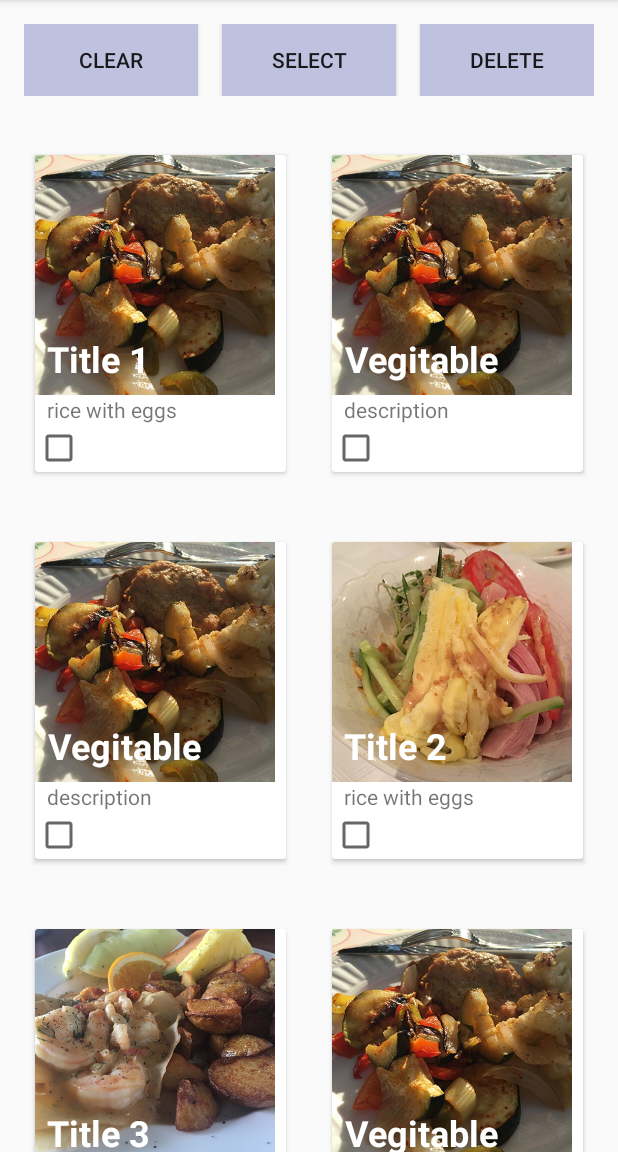
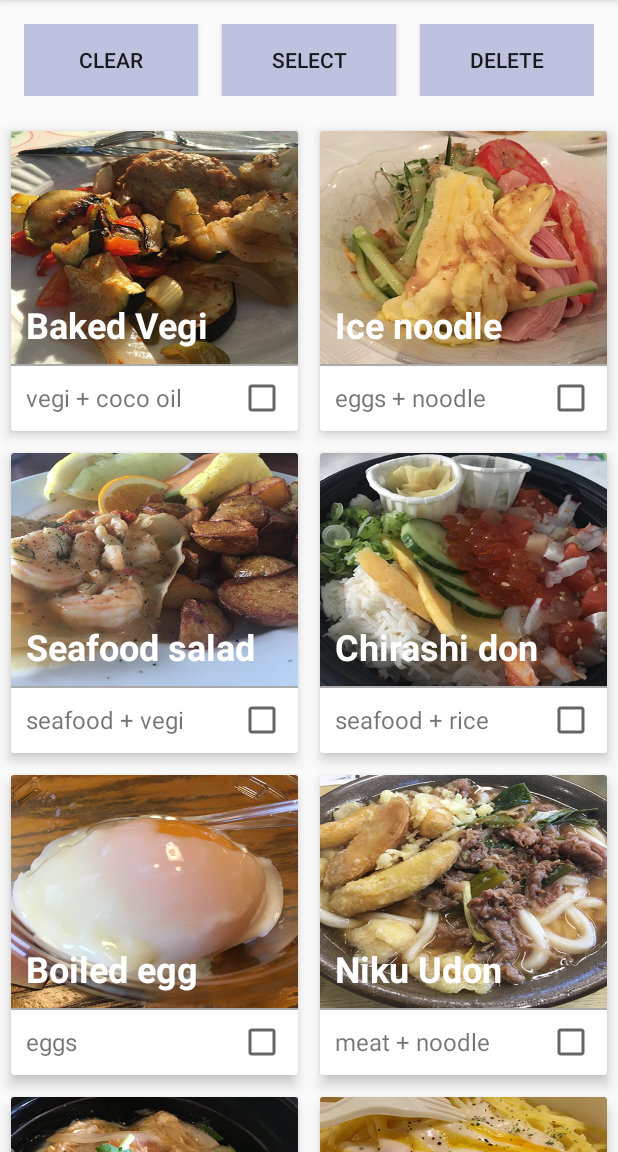
Before and after one commit to saeko0032/ReceipeApplication, an Android app: the screen it shows after launch (RecipeActivity), on a phone screen of 412 x 824 dp, the part 84-1236 px from its top. Run offline under Robolectric (Android 15) with nearby library versions, the phone set to English and light mode, and no system bars.

Commit message:
changed card design

```diff
--- a/app/src/main/java/com/example/saeko/receipeapplication/Recipe.java
+++ b/app/src/main/java/com/example/saeko/receipeapplication/Recipe.java
@@ -1,10 +1,12 @@
 package com.example.saeko.receipeapplication;
+
+import java.io.Serializable;
 
 /**
  * Created by fukuisaeko on 2017-07-24.
  */
 
-public class Recipe {
+public class Recipe implements Serializable {
     private String title;
     private String description;
     private int imgId;
--- a/app/src/main/java/com/example/saeko/receipeapplication/RecipeActivity.java
+++ b/app/src/main/java/com/example/saeko/receipeapplication/RecipeActivity.java
@@ -3,6 +3,7 @@ package com.example.saeko.receipeapplication;
 import android.content.res.Configuration;
 import android.support.v7.app.AppCompatActivity;
 import android.os.Bundle;
+import android.support.v7.widget.GridLayoutManager;
 import android.support.v7.widget.LinearLayoutManager;
 import android.support.v7.widget.RecyclerView;
 import android.view.View;
@@ -33,7 +34,6 @@ public class RecipeActivity extends AppCompatActivity {
         selectBtn = (Button) findViewById(R.id.recipe_select);
         deleteBtn = (Button) findViewById(R.id.recipe_delete);
 
-        // change checkbox's status
         clearBtn.setOnClickListener(new View.OnClickListener(){
             @Override
             public void onClick(View view) {
@@ -74,10 +74,10 @@ public class RecipeActivity extends AppCompatActivity {
                 setFadeAnimation(view);
             }
         });
-
-        LinearLayoutManager linearMng = new LinearLayoutManager(this);
-        recyclerView.setLayoutManager(linearMng);
-        adapter = new RecipeAdapter(recipeList);
+        GridLayoutManager recycleLayoutManager = new GridLayoutManager(this, 2, GridLayoutManager.VERTICAL, false);
+      //  LinearLayoutManager linearMng = new LinearLayoutManager(this);
+        recyclerView.setLayoutManager(recycleLayoutManager);
+        adapter = new RecipeAdapter(recipeList, this.getApplicationContext());
         recyclerView.setAdapter(adapter);
 
     }
@@ -101,25 +101,39 @@ public class RecipeActivity extends AppCompatActivity {
     }
 
     public void prepareRecipeData() {
-        Recipe recipe = new Recipe("Title 1", "rice with eggs",R.drawable.recipe1);
+        Recipe recipe = new Recipe("Baked Vegi", "vegi + coco oil",R.drawable.recipe1);
         recipeList.add(recipe);
-        recipe = new Recipe("Title 2", "rice with eggs",R.drawable.recipe2);
+        recipe = new Recipe("Ice noodle", "eggs + noodle",R.drawable.recipe2);
         recipeList.add(recipe);
-        recipe = new Recipe("Title 3", "rice with eggs",R.drawable.recipe3);
+        recipe = new Recipe("Seafood salad", "seafood + vegi",R.drawable.recipe3);
         recipeList.add(recipe);
-        recipe = new Recipe("Title 4", "rice with eggs",R.drawable.recipe4);
+        recipe = new Recipe("Chirashi don", "seafood + rice",R.drawable.recipe4);
         recipeList.add(recipe);
-        recipe = new Recipe("Title 5", "rice with eggs",R.drawable.recipe5);
+        recipe = new Recipe("Boiled egg", "eggs",R.drawable.recipe5);
         recipeList.add(recipe);
-        recipe = new Recipe("Title 6", "rice with eggs",R.drawable.recipe6);
+        recipe = new Recipe("Niku Udon", "meat + noodle",R.drawable.recipe6);
         recipeList.add(recipe);
-        recipe = new Recipe("Title 7", "rice with eggs",R.drawable.recipe7);
+        recipe = new Recipe("Oyako don", "chicken +  eggs",R.drawable.recipe7);
         recipeList.add(recipe);
-        recipe = new Recipe("Title 8", "rice with eggs",R.drawable.recipe8);
+        recipe = new Recipe("Carbonara", "eggs + pasta + cheese",R.drawable.recipe8);
         recipeList.add(recipe);
-        recipe = new Recipe("Title 9", "rice with eggs",R.drawable.recipe9);
+        recipe = new Recipe("Chawan mushi", "eggs",R.drawable.recipe9);
         recipeList.add(recipe);
-        recipe = new Recipe("Title 10", "rice with eggs",R.drawable.recipe10);
+        recipe = new Recipe("Pizza", "go buy princess",R.drawable.recipe10);
         recipeList.add(recipe);
     }
+
+    @Override
+    protected void onSaveInstanceState(Bundle outState) {
+        super.onSaveInstanceState(outState);
+        //outState.putAll(outState);
+        //outState.putString("STRING",textView.getText().toString() );
+    }
+    @Override
+    protected void onRestoreInstanceState(Bundle savedInstanceState) {
+        super.onRestoreInstanceState(savedInstanceState);
+
+        //textView.setText(savedInstanceState.getString("STRING"));
+
+    }
 }
--- a/app/src/main/java/com/example/saeko/receipeapplication/RecipeAdapter.java
+++ b/app/src/main/java/com/example/saeko/receipeapplication/RecipeAdapter.java
@@ -1,6 +1,7 @@
 package com.example.saeko.receipeapplication;
 
 import android.content.Context;
+import android.content.Intent;
 import android.support.v7.widget.RecyclerView;
 import android.view.LayoutInflater;
 import android.view.View;
@@ -21,46 +22,33 @@ public class RecipeAdapter extends RecyclerView.Adapter<RecipeAdapter.RecipeView
 
     private List<Recipe> recipe_list;
     private int numberOfRows;
+    private Context context;
 
-    public RecipeAdapter(List<Recipe> recipeList) {
+    public RecipeAdapter(List<Recipe> recipeList, Context context) {
         this.recipe_list = recipeList;
+        this.context = context;
     }
 
     class RecipeViewHolder extends RecyclerView.ViewHolder {
 
-        TextView titleTextViewLeft;
-        TextView descriptionTextViewLeft;
-        ImageView recipeImageViewLeft;
-        CheckBox checkBoxLeft;
-        TextView titleTextViewRight;
-        TextView descriptionTextViewRight;
-        ImageView recipeImageViewRight;
-        CheckBox checkBoxRight;
+        TextView titleTextView;
+        TextView descriptionTextView;
+        ImageView recipeImageView;
+        CheckBox checkBox;
 
         RecipeViewHolder(View itemViews) {
             super(itemViews);
-            titleTextViewLeft = (TextView) itemView.findViewById(R.id.recipe_title_left);
-            descriptionTextViewLeft = (TextView) itemView.findViewById(R.id.recipe_description_left);
-            recipeImageViewLeft = (ImageView) itemView.findViewById(R.id.recipe_img_left);
-            checkBoxLeft = (CheckBox) itemView.findViewById(R.id.recipe_checkbox_left);
-
-            titleTextViewRight = (TextView) itemView.findViewById(R.id.recipe_title_right);
-            descriptionTextViewRight = (TextView) itemView.findViewById(R.id.recipe_description_right);
-            recipeImageViewRight = (ImageView) itemView.findViewById(R.id.recipe_img_right);
-            checkBoxRight = (CheckBox) itemView.findViewById(R.id.recipe_checkbox_right);
+            titleTextView = (TextView) itemView.findViewById(R.id.recipe_title);
+            descriptionTextView = (TextView) itemView.findViewById(R.id.recipe_description);
+            recipeImageView = (ImageView) itemView.findViewById(R.id.recipe_img);
+            checkBox = (CheckBox) itemView.findViewById(R.id.recipe_checkbox);
         }
         public void bind(int index) {
-            if(index%2 == 0) {
-                titleTextViewLeft.setText(String.valueOf(recipe_list.get(index).getTitle()));
-                descriptionTextViewLeft.setText(String.valueOf(recipe_list.get(index).getDescription()));
-                recipeImageViewLeft.setImageResource(recipe_list.get(index).getImgId());
-                checkBoxLeft.setChecked(recipe_list.get(index).isChecked());
-            } else {
-                titleTextViewRight.setText(String.valueOf(recipe_list.get(index).getTitle()));
-                descriptionTextViewRight.setText(String.valueOf(recipe_list.get(index).getDescription()));
-                recipeImageViewRight.setImageResource(recipe_list.get(index).getImgId());
-                checkBoxRight.setChecked(recipe_list.get(index).isChecked());
-            }
+          //  if(index%2 == 0) {
+                titleTextView.setText(String.valueOf(recipe_list.get(index).getTitle()));
+                descriptionTextView.setText(String.valueOf(recipe_list.get(index).getDescription()));
+                recipeImageView.setImageResource(recipe_list.get(index).getImgId());
+                checkBox.setChecked(recipe_list.get(index).isChecked());
         }
     }
 
@@ -76,18 +64,27 @@ public class RecipeAdapter extends RecyclerView.Adapter<RecipeAdapter.RecipeView
     @Override
     public void onBindViewHolder(RecipeViewHolder holder, final int position) {
         holder.bind(position);
-        holder.checkBoxLeft.setOnClickListener(new View.OnClickListener() {
+        holder.recipeImageView.setOnClickListener(new View.OnClickListener() {
+
             @Override
             public void onClick(View view) {
-                boolean checked = ((CheckBox) view).isChecked();
-                if (checked) {
-                    recipe_list.get(position).setChecked(true);
-                } else {
-                    recipe_list.get(position).setChecked(false);
-                }
+                Intent i = new Intent(context, RecipeDetailActivity.class);
+                i.addFlags(Intent.FLAG_ACTIVITY_NEW_TASK);
+                Recipe tempRecipe = recipe_list.get(position);
+                i.putExtra("myObj",tempRecipe);
+                context.startActivity(i);
             }
         });
-        holder.checkBoxRight.setOnClickListener(new View.OnClickListener() {
+        holder.recipeImageView.setOnLongClickListener(new View.OnLongClickListener(){
+
+            @Override
+            public boolean onLongClick(View view) {
+                recipe_list.add(position + 1,recipe_list.get(position));
+                notifyDataSetChanged();
+                return true;
+            }
+        });
+        holder.checkBox.setOnClickListener(new View.OnClickListener() {
             @Override
             public void onClick(View view) {
                 boolean checked = ((CheckBox) view).isChecked();
--- /dev/null
+++ b/app/src/main/java/com/example/saeko/receipeapplication/RecipeDetailActivity.java
@@ -0,0 +1,41 @@
+package com.example.saeko.receipeapplication;
+
+import android.content.Intent;
+import android.os.Bundle;
+import android.support.annotation.Nullable;
+import android.support.v7.app.AppCompatActivity;
+import android.widget.ImageView;
+import android.widget.TextView;
+
+import org.w3c.dom.Text;
+
+/**
+ * Created by saeko on 7/27/2017.
+ */
+
+public class RecipeDetailActivity extends AppCompatActivity {
+    ImageView detailImage;
+    TextView detailTitle;
+    TextView detailDescription;
+    TextView detailRule;
+
+    @Override
+    protected void onCreate(Bundle savedInstanceState) {
+        super.onCreate(savedInstanceState);
+        setContentView(R.layout.recipe_detail_view);
+
+        Intent intent = getIntent();
+        Recipe recipe = (Recipe)intent.getSerializableExtra("myObj");
+
+        detailImage = (ImageView) findViewById(R.id.recipe_detail_image);
+        detailTitle = (TextView) findViewById(R.id.recipe_detail_title);
+        detailDescription = (TextView) findViewById(R.id.recipe_detail_description);
+        detailRule = (TextView) findViewById(R.id.recipe_detail_guide);
+
+        detailImage.setImageResource(recipe.getImgId());
+        detailTitle.setText(recipe.getTitle());
+        detailDescription.setText(recipe.getDescription());
+        detailRule.setText("aiueo");
+
+    }
+}
--- /dev/null
+++ b/app/src/main/res/drawable/ripple.xml
@@ -0,0 +1,13 @@
+<?xml version="1.0" encoding="utf-8"?>
+<ripple xmlns:android="http://schemas.android.com/apk/res/android"
+    xmlns:tools="http://schemas.android.com/tools"
+    android:color="#f8ece39e"
+    tools:targetApi="lollipop">
+    <item android:id="@android:id/mask">
+        <shape android:shape="rectangle">
+            <solid android:color="#f8ffffff" />
+        </shape>
+    </item>
+    <item android:id="@android:id/background"
+        android:drawable="@color/colorAccent"></item>
+</ripple>
--- /dev/null
+++ b/app/src/main/res/layout/recipe_detail_view.xml
@@ -0,0 +1,25 @@
+<?xml version="1.0" encoding="utf-8"?>
+<LinearLayout xmlns:android="http://schemas.android.com/apk/res/android"
+    android:orientation="vertical" android:layout_width="match_parent"
+    android:layout_height="match_parent">
+    <ImageView
+        android:src="@drawable/recipe1"
+        android:id="@+id/recipe_detail_image"
+        android:layout_width="match_parent"
+        android:layout_height="wrap_content" />
+    <TextView
+        android:text="Title"
+    android:id="@+id/recipe_detail_title"
+    android:layout_width="wrap_content"
+    android:layout_height="wrap_content" />
+    <TextView
+        android:text="description"
+        android:id="@+id/recipe_detail_description"
+        android:layout_width="wrap_content"
+        android:layout_height="wrap_content" />
+    <TextView
+        android:text="rule"
+        android:id="@+id/recipe_detail_guide"
+        android:layout_width="wrap_content"
+        android:layout_height="wrap_content" />
+</LinearLayout>
--- a/app/src/main/res/layout/recipe_list_item.xml
+++ b/app/src/main/res/layout/recipe_list_item.xml
@@ -1,118 +1,73 @@
 <?xml version="1.0" encoding="utf-8"?>
-<LinearLayout xmlns:android="http://schemas.android.com/apk/res/android"
-    xmlns:card_view="http://schemas.android.com/tools"
-    android:layout_width="match_parent"
-    android:layout_height="match_parent"
-    android:layout_margin="@dimen/for_8"
-    android:orientation="horizontal">
-
-    <android.support.v7.widget.CardView
-        android:layout_weight="1"
-        android:layout_margin="@dimen/for_15"
+<android.support.v7.widget.CardView xmlns:android="http://schemas.android.com/apk/res/android"
+    xmlns:app="http://schemas.android.com/apk/res-auto"
     android:layout_width="wrap_content"
     android:layout_height="wrap_content"
-        card_view:cardCornerRadius="20sp"
-        card_view:contentPadding="1dp">
-
-
-        <LinearLayout
-            android:layout_width="wrap_content"
-            android:layout_height="wrap_content"
-            android:orientation="vertical">
+    android:layout_margin="7dp"
+    app:cardElevation="5dp">
 
     <RelativeLayout
+        android:id="@+id/recipe_relative"
         android:layout_width="wrap_content"
         android:layout_height="wrap_content">
 
         <ImageView
+            android:id="@+id/recipe_img"
+            android:layout_width="match_parent"
+            android:layout_height="155dp"
+            android:scaleType="fitXY" />
+        <TextView
+            android:id="@+id/recipe_title"
+            android:text="Title"
+            android:padding="10dp"
+            android:textSize="@dimen/for_24"
+            android:textColor="#FFFFFF"
+            android:textStyle="bold"
+            android:layout_alignBottom="@+id/recipe_img"
+            android:layout_width="wrap_content"
+            android:layout_height="wrap_content" />
 
-                    android:id="@+id/recipe_img_left"
-                    android:layout_width="160dp"
-                    android:layout_height="160dp"
-                    android:layout_alignParentStart="true"
-                    android:layout_alignParentTop="true"
-                    android:layout_weight="1"
-                    android:src="@drawable/recipe1" />
+        <View
+            android:id="@+id/divider"
+            android:layout_width="match_parent"
+            android:layout_height="1dp"
+            android:layout_below="@id/recipe_img"
+            android:background="@android:color/darker_gray" />
 
         <TextView
-                    android:id="@+id/recipe_title_left"
+            android:id="@+id/recipe_description"
             android:layout_width="wrap_content"
             android:layout_height="wrap_content"
-                    android:layout_alignBottom="@id/recipe_img_left"
-                    android:paddingBottom="@dimen/for_8"
-                    android:paddingLeft="@dimen/for_8"
-                    android:text="Vegitable"
-                    android:textAlignment="center"
-                    android:textColor="#FFFFFF"
-                    android:textSize="24sp"
-                    android:textStyle="bold" />
+            android:layout_alignParentLeft="true"
+            android:layout_below="@id/divider"
+            android:layout_toLeftOf="@+id/recipe_checkbox"
+            android:maxLines="2"
+            android:padding="10dp"
+            android:text="Empty for now"
+            android:textSize="16sp" />
+
+        <CheckBox
+            android:paddingTop="@dimen/for_24"
+            android:id="@+id/recipe_checkbox"
+            android:layout_width="30dp"
+            android:layout_height="wrap_content"
+            android:layout_alignRight="@+id/recipe_title"
+            android:layout_alignParentRight="true"
+            android:layout_below="@id/divider"
+            android:layout_marginRight="10dp" />
     </RelativeLayout>
+</android.support.v7.widget.CardView><!--<LinearLayout xmlns:android="http://schemas.android.com/apk/res/android"--><!--xmlns:card_view="http://schemas.android.com/tools"--><!--android:layout_width="match_parent"--><!--android:layout_height="match_parent"--><!--android:layout_margin="@dimen/for_8"--><!--android:orientation="horizontal">-->
 
-            <TextView
-                android:id="@+id/recipe_description_left"
-                android:paddingLeft="@dimen/for_8"
-                android:layout_width="wrap_content"
-                android:layout_height="wrap_content"
-                android:layout_alignBottom="@+id/recipe_img_left"
-                android:text="description" />
-            <CheckBox
-                android:id="@+id/recipe_checkbox_left"
-                android:layout_width="wrap_content"
-                android:layout_height="wrap_content" />
-        </LinearLayout>
-    </android.support.v7.widget.CardView>
+    <!--<android.support.v7.widget.CardView--><!--android:layout_margin="@dimen/for_15"--><!--android:layout_width="wrap_content"--><!--android:layout_height="wrap_content"--><!--card_view:cardCornerRadius="20sp"--><!--card_view:contentPadding="1dp">--><!--<LinearLayout--><!--android:layout_width="wrap_content"--><!--android:layout_height="wrap_content"--><!--android:orientation="vertical">-->
 
-    <android.support.v7.widget.CardView
-        android:layout_weight="1"
-        android:layout_margin="@dimen/for_15"
-        android:layout_width="wrap_content"
-        android:layout_height="wrap_content"
-        card_view:cardCornerRadius="20sp"
-        card_view:contentPadding="1dp">
+    <!--<RelativeLayout--><!--android:layout_width="wrap_content"--><!--android:layout_height="wrap_content">-->
 
-        <LinearLayout
-            android:layout_width="wrap_content"
-            android:layout_height="wrap_content"
-            android:orientation="vertical">
+    <!--<ImageView-->
 
-            <RelativeLayout
-                android:layout_width="wrap_content"
-                android:layout_height="wrap_content">
+    <!--android:id="@+id/recipe_img_left"--><!--android:layout_width="160dp"--><!--android:layout_height="160dp"--><!--android:layout_alignParentStart="true"--><!--android:layout_alignParentTop="true"--><!--android:layout_weight="1"--><!--android:src="@drawable/recipe1" />-->
 
-                <ImageView
-                    android:id="@+id/recipe_img_right"
-                    android:layout_width="160dp"
-                    android:layout_height="160dp"
-                    android:layout_weight="1"
-                    android:src="@drawable/recipe1" />
+    <!--<TextView--><!--android:id="@+id/recipe_title_left"--><!--android:layout_width="wrap_content"--><!--android:layout_height="wrap_content"--><!--android:layout_alignBottom="@id/recipe_img_left"--><!--android:paddingBottom="@dimen/for_8"--><!--android:paddingLeft="@dimen/for_8"--><!--android:text="Vegitable"--><!--android:textAlignment="center"--><!--android:textColor="#FFFFFF"--><!--android:textSize="24sp"--><!--android:textStyle="bold" />--><!--</RelativeLayout>-->
 
-                <TextView
-                    android:id="@+id/recipe_title_right"
-                    android:layout_width="wrap_content"
-                    android:layout_height="wrap_content"
-                    android:layout_alignBottom="@id/recipe_img_right"
-                    android:paddingBottom="@dimen/for_8"
-                    android:paddingLeft="@dimen/for_8"
-                    android:text="Vegitable"
-                    android:textAlignment="center"
-                    android:textColor="#FFFFFF"
-                    android:textSize="24sp"
-                    android:textStyle="bold" />
-            </RelativeLayout>
+    <!--<TextView--><!--android:id="@+id/recipe_description_left"--><!--android:paddingLeft="@dimen/for_8"--><!--android:layout_width="wrap_content"--><!--android:layout_height="wrap_content"--><!--android:layout_alignBottom="@+id/recipe_img_left"--><!--android:text="description" />--><!--<CheckBox--><!--android:id="@+id/recipe_checkbox_left"--><!--android:layout_width="wrap_content"--><!--android:layout_height="wrap_content" />--><!--</LinearLayout>--><!--</android.support.v7.widget.CardView>-->
 
-            <TextView
-                android:id="@+id/recipe_description_right"
-                android:layout_width="wrap_content"
-                android:layout_height="wrap_content"
-                android:paddingLeft="@dimen/for_8"
-                android:layout_alignBottom="@+id/recipe_img_left"
-                android:text="description" />
-            <CheckBox
-                android:id="@+id/recipe_checkbox_right"
-                android:layout_width="wrap_content"
-                android:layout_height="wrap_content" />
-        </LinearLayout>
-    </android.support.v7.widget.CardView>
-
-
-</LinearLayout>
+    <!--</LinearLayout>-->
--- a/app/src/main/res/layout/recipe_recycle.xml
+++ b/app/src/main/res/layout/recipe_recycle.xml
@@ -16,7 +16,7 @@
             android:layout_width="wrap_content"
             android:layout_height="wrap_content"
             android:layout_weight="1"
-            android:background="@color/colorAccent"
+            android:background="@drawable/ripple"
             android:text="clear"
             android:layout_marginRight="@dimen/for_16"/>
 
@@ -25,7 +25,7 @@
             android:layout_width="wrap_content"
             android:layout_height="wrap_content"
             android:layout_weight="1"
-            android:background="@color/colorAccent"
+            android:background="@drawable/ripple"
             android:text="select"
             android:layout_marginRight="@dimen/for_16"/>
 
@@ -34,7 +34,7 @@
             android:layout_width="wrap_content"
             android:layout_height="wrap_content"
             android:layout_weight="1"
-            android:background="@color/colorAccent"
+            android:background="@drawable/ripple"
             android:text="delete" />
     </LinearLayout>
 
```
Also changed, not shown: app/src/main/AndroidManifest.xml (+5 -5 lines). Lines whose indentation alone changed are shown as unchanged.
